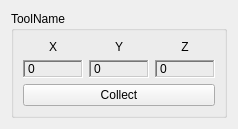
This is trunk/components/cisstNDISerial/code/mtsNDISerialToolQtWidget.ui in eetuna/cisst as Qt 5 draws it before an edit. The edited form follows.
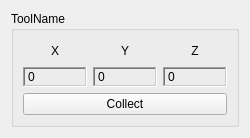
This is the edited form.

What changed in the file:
```diff
--- a/trunk/components/cisstNDISerial/code/mtsNDISerialToolQtWidget.ui
+++ b/trunk/components/cisstNDISerial/code/mtsNDISerialToolQtWidget.ui
@@ -6,8 +6,8 @@
    <rect>
     <x>0</x>
     <y>0</y>
-    <width>232</width>
-    <height>118</height>
+    <width>250</width>
+    <height>138</height>
    </rect>
   </property>
   <property name="windowTitle">
```
Left out of the diff: 4 changed lines with no effect on the pictures.
